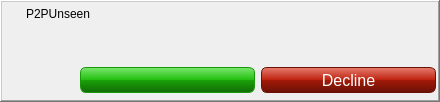
RetroShare/RetroShare, file plugins/VOIP/gui/VOIPToasterItem.ui: the form before one commit.
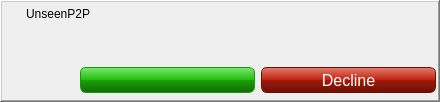
The form after the commit. Icons and pictures are not drawn. Custom widgets are drawn as their Qt base class.

Commit message: Update Unseen name

What changed in the file:
```diff
--- a/plugins/VOIP/gui/VOIPToasterItem.ui
+++ b/plugins/VOIP/gui/VOIPToasterItem.ui
@@ -98,7 +98,7 @@
         <item>
          <widget class="QLabel" name="toasterLabel">
           <property name="text">
-           <string notr="true">P2PUnseen</string>
+           <string notr="true">UnseenP2P</string>
           </property>
          </widget>
         </item>
```
The commit also changes 107 other files.
